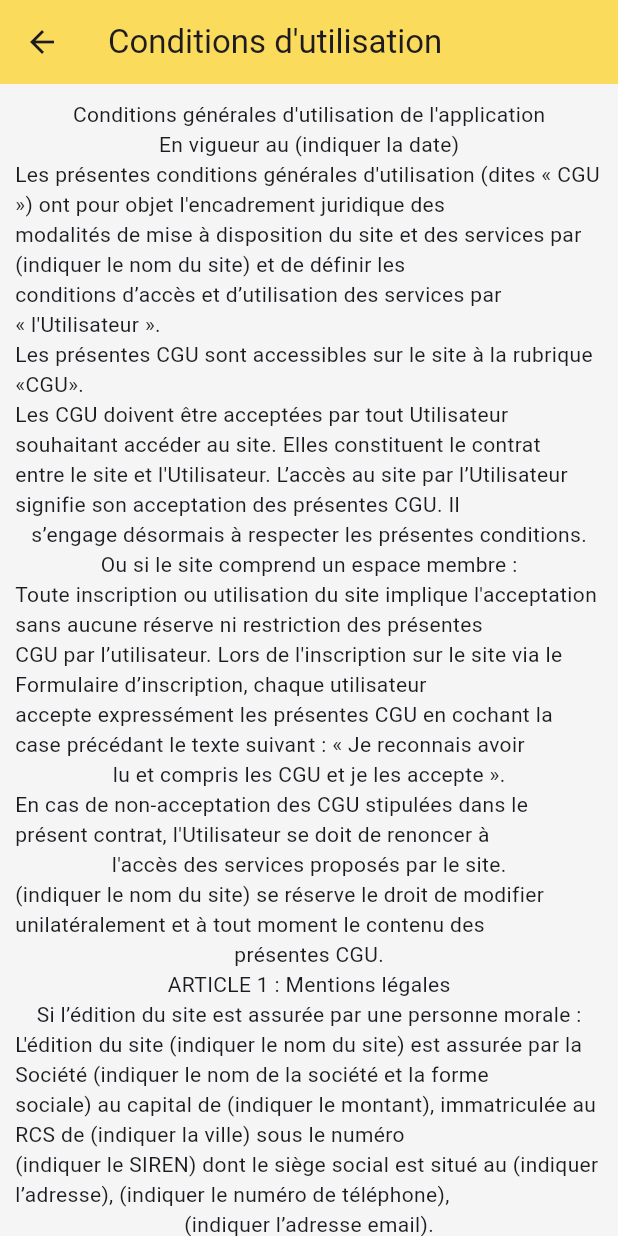
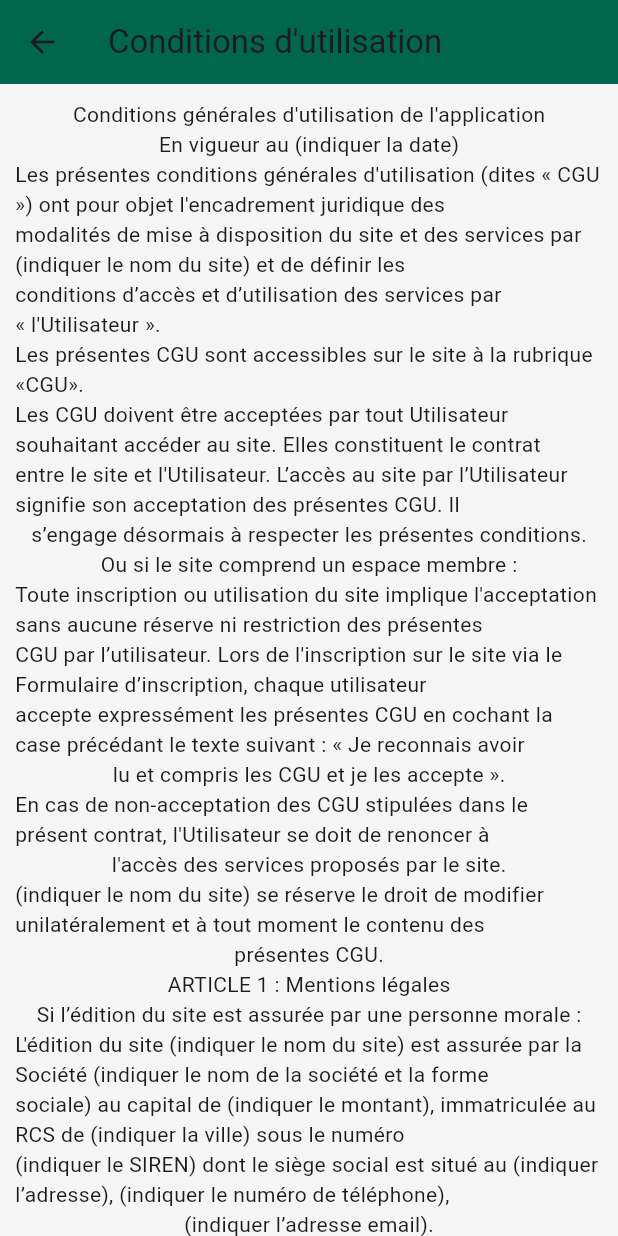
Before and after one commit to Kenneth225/huduma, a Flutter app: the Acceuil screen opened by its route, in the side drawer, after a tap on "CGU", on a phone screen of 412 x 824 dp. Run offline on Flutter 3.47's test engine with Material 3 defaults, Android fonts, the phone set to English and light mode, and no system bars; our stand-ins replace bottom_navy_bar, carousel_slider, connectivity_plus, email_validator, equatable, flutter_bloc and 7 more; missing offline and left inert: dart:ffi, mobile_scanner; accounts and stored records are empty; network calls fail.

Commit message:
changement des couleurs de l'interface

```diff
--- a/lib/Pages/Inscription/inscription.dart
+++ b/lib/Pages/Inscription/inscription.dart
@@ -214,7 +214,7 @@ class _InscriptionState extends State<Inscription> {
                             borderRadius: BorderRadius.circular(10),
                             gradient: LinearGradient(colors: [
                               Color.fromRGBO(0, 0, 0, 1),
-                              Color.fromRGBO(251, 219, 91, 1),
+                              Color(0xFF006650),
                             ])),
                         child: Center(
                           child: TextButton(
@@ -242,7 +242,7 @@ class _InscriptionState extends State<Inscription> {
                           },
                           child: Text("J'ai un compte",
                               style: TextStyle(
-                                  color: Color.fromRGBO(251, 219, 91, 1)))),
+                                  color: Color(0xFF006650)))),
                     ],
                   ),
                 )
--- a/lib/Pages/cgu.dart
+++ b/lib/Pages/cgu.dart
@@ -7,7 +7,7 @@ class Cgu extends StatelessWidget {
   Widget build(BuildContext context) {
     return Scaffold(
       appBar: AppBar(
-        backgroundColor: Color.fromRGBO(251, 219, 91, 1),
+        backgroundColor: Color(0xFF006650),
         title: Text("Conditions d'utilisation"),
       ),
       body:  SingleChildScrollView(
--- a/lib/Pages/commandes.dart
+++ b/lib/Pages/commandes.dart
@@ -227,11 +227,11 @@ class _CommandesState extends State<Commandes>
   @override
   Widget build(BuildContext context) {
     return Scaffold(
-      backgroundColor: Colors.black,
+      backgroundColor: Colors.white,
       resizeToAvoidBottomInset: false,
       appBar:AppBar(
   title: const Text('Mes Commandes'),
-  backgroundColor: const Color.fromRGBO(251, 219, 91, 1),
+  backgroundColor: const Color(0xFF006650),
   bottom: TabBar(
     controller: _tabController,
     labelColor: Colors.white,
--- a/lib/Pages/home.dart
+++ b/lib/Pages/home.dart
@@ -1,4 +1,3 @@
-
 import 'package:connectivity_plus/connectivity_plus.dart';
 import 'package:ohresto/Pages/a_propos.dart';
 import 'package:ohresto/Pages/cgu.dart';
@@ -11,7 +10,6 @@ import 'commandes.dart';
 import 'profil.dart';
 import 'package:shared_preferences/shared_preferences.dart';
 
-
 class Acceuil extends StatefulWidget {
   Acceuil({Key? key}) : super(key: key);
 
@@ -20,12 +18,7 @@ class Acceuil extends StatefulWidget {
 }
 
 int currentIndex = 0;
-List listofbody = [
-  new Menu(),
-  new HomePage(),
-  new Commandes(),
-  new Profil(),
-];
+List listofbody = [new Menu(), new HomePage(), new Commandes(), new Profil()];
 
 class _AcceuilState extends State<Acceuil> {
   @override
@@ -41,16 +34,14 @@ class _AcceuilState extends State<Acceuil> {
   Widget build(BuildContext context) {
     return Scaffold(
       resizeToAvoidBottomInset: false,
-      backgroundColor: Colors.black,
+      backgroundColor: Colors.white,
       appBar: AppBar(
         elevation: 0.0,
-        title: Text("ohresto"),
+        title: Text("OHRESTO", style: TextStyle(color: Colors.white)),
         centerTitle: true,
-        backgroundColor: Color.fromRGBO(251, 219, 91, 1),
+        backgroundColor: Color(0xFF006650),
       ),
-      body: Center(
-        child: listofbody[currentIndex],
-      ),
+      body: Center(child: listofbody[currentIndex]),
       drawer: Drawer(
         // Add a ListView to the drawer. This ensures the user can scroll
         // through the options in the drawer if there isn't enough vertical
@@ -60,56 +51,52 @@ class _AcceuilState extends State<Acceuil> {
           padding: EdgeInsets.zero,
           children: <Widget>[
             DrawerHeader(
-              decoration: BoxDecoration(
-                color: Colors.yellowAccent[700],
+              decoration: BoxDecoration(color: Color(0xFF006650)),
+              child: Text(
+                'OHRESTO Menu',
+                style: TextStyle(color: Colors.white, fontSize: 18),
               ),
-              child: Text('ohresto Menu'),
             ),
             ListTile(
               title: Row(
                 children: [
                   Icon(Icons.share),
-                  SizedBox(
-                    width: 2,
-                  ),
+                  SizedBox(width: 2),
                   Text('Inviter un ami'),
                 ],
               ),
               onTap: () {
                 Share.share(
-                    "ohresto est l'application la plus cool du BENIN je t'invite à la telecharger également !");
+                  "ohresto est l'application la plus cool du BENIN je t'invite à la telecharger également !",
+                );
               },
             ),
             ListTile(
               title: Row(
                 children: [
                   Icon(Icons.card_membership),
-                  SizedBox(
-                    width: 2,
-                  ),
+                  SizedBox(width: 2),
                   Text('CGU'),
                 ],
               ),
               onTap: () {
-                Navigator.of(context).push(MaterialPageRoute(
-                  builder: (context) => Cgu(),
-                ));
+                Navigator.of(
+                  context,
+                ).push(MaterialPageRoute(builder: (context) => Cgu()));
               },
             ),
             ListTile(
               title: Row(
                 children: [
                   Icon(Icons.info),
-                  SizedBox(
-                    width: 2,
-                  ),
+                  SizedBox(width: 2),
                   Text('A propos'),
                 ],
               ),
               onTap: () {
-                Navigator.of(context).push(MaterialPageRoute(
-                  builder: (context) => new Propos(),
-                ));
+                Navigator.of(
+                  context,
+                ).push(MaterialPageRoute(builder: (context) => new Propos()));
               },
             ),
           ],
@@ -118,33 +105,35 @@ class _AcceuilState extends State<Acceuil> {
       bottomNavigationBar: BottomNavyBar(
         selectedIndex: currentIndex,
         onItemSelected: (index) {
-          setState(
-            () {
+          setState(() {
             currentIndex = index;
-            },
-          );
+          });
         },
         items: <BottomNavyBarItem>[
           BottomNavyBarItem(
             icon: Icon(Icons.room_service),
             title: Text("Acceuil"),
-              activeColor: Color.fromRGBO(251, 219, 91, 1),
-              inactiveColor: Colors.blueGrey),
+            activeColor: Color(0xFF006650),
+            inactiveColor: Colors.blueGrey,
+          ),
           BottomNavyBarItem(
             icon: Icon(Icons.search),
             title: Text("Recherche"),
-              activeColor: Color.fromRGBO(251, 219, 91, 1),
-              inactiveColor: Colors.blueGrey),
+            activeColor: Color(0xFF006650),
+            inactiveColor: Colors.blueGrey,
+          ),
           BottomNavyBarItem(
             icon: Icon(Icons.restaurant_menu),
             title: Text("Données"),
-              activeColor: Color.fromRGBO(251, 219, 91, 1),
-              inactiveColor: Colors.blueGrey),
+            activeColor: Color(0xFF006650),
+            inactiveColor: Colors.blueGrey,
+          ),
           BottomNavyBarItem(
             icon: Icon(Icons.person),
             title: Text("Profil"),
-              activeColor: Color.fromRGBO(251, 219, 91, 1),
-              inactiveColor: Colors.blueGrey)
+            activeColor: Color(0xFF006650),
+            inactiveColor: Colors.blueGrey,
+          ),
         ],
       ),
     );
--- a/lib/Pages/home_page.dart
+++ b/lib/Pages/home_page.dart
@@ -56,10 +56,10 @@ class _HomePageState extends State<HomePage> {
   @override
   Widget build(BuildContext context) {
     return Scaffold(
-      backgroundColor: Colors.black,
+      backgroundColor: Colors.white,
       appBar: AppBar(
         automaticallyImplyLeading: false,
-        backgroundColor: Color.fromRGBO(251, 219, 91, 1),
+        backgroundColor: Color(0xFF006650),
         title: Text("Rechercher un repas"),
         actions: [
           IconButton(
--- a/lib/Pages/list_recettes.dart
+++ b/lib/Pages/list_recettes.dart
@@ -90,9 +90,9 @@ class _RecettesListState extends State<RecettesList> {
   @override
   Widget build(BuildContext context) {
    return Scaffold(
-     backgroundColor: Colors.black,
+     backgroundColor: Colors.white,
       appBar: AppBar(
-        backgroundColor: Color.fromRGBO(251, 219, 91, 1),
+        backgroundColor: Color(0xFF006650),
         title: Text("Recettes"),
       ),
       body: SingleChildScrollView(
--- a/lib/Pages/repasdet.dart
+++ b/lib/Pages/repasdet.dart
@@ -44,9 +44,9 @@ class _RepasdetState extends State<Repasdet> {
   @override
   Widget build(BuildContext context) {
     return Scaffold(
-      backgroundColor: Colors.black,
+      backgroundColor: Colors.white,
       appBar: AppBar(
-        backgroundColor: Color.fromRGBO(251, 219, 91, 1),
+        backgroundColor: Color(0xFF006650),
         title: Text(widget.alimnts ?? "Restaurants"),
       ),
       body: FutureBuilder<List<Repasdets>>(
--- a/lib/Pages/search.dart
+++ b/lib/Pages/search.dart
@@ -24,12 +24,12 @@ class _SearchState extends State<Search> {
   @override
   Widget build(BuildContext context) {
     return Scaffold(
-      backgroundColor: Colors.black,
+      backgroundColor: Colors.white,
       appBar: PreferredSize(
         preferredSize: Size.fromHeight(kToolbarHeight),
         child: AppBar(
           backgroundColor: Color.fromRGBO(143, 148, 251, 1),
-          title: Text("Rechercher un repas"),
+          title: Text("Rechercher un repas", style: TextStyle(color: Colors.white),),
           actions: [
             IconButton(
               onPressed: () {
@@ -38,7 +38,7 @@ class _SearchState extends State<Search> {
                   delegate: FoodItemsSearch(loadFuture: loadFuture),
                 );
               },
-              icon: Icon(Icons.search),
+              icon: Icon(Icons.search, color: Colors.white,),
             ),
             PopupOptionMenu(),
           ],
```
Also changed, not shown: lib/Pages/a_propos.dart (+13 -12 lines), lib/Pages/details.dart (+8 -13 lines), lib/Pages/fun.dart (+7 -7 lines), lib/Pages/host.dart (+5 -5 lines), lib/Pages/livrable.dart (+45 -30 lines), lib/Pages/menu.dart (+16 -17 lines), lib/Pages/profil.dart (+7 -7 lines), lib/main.dart (+6 -6 lines). Lines whose indentation alone changed are shown as unchanged.
